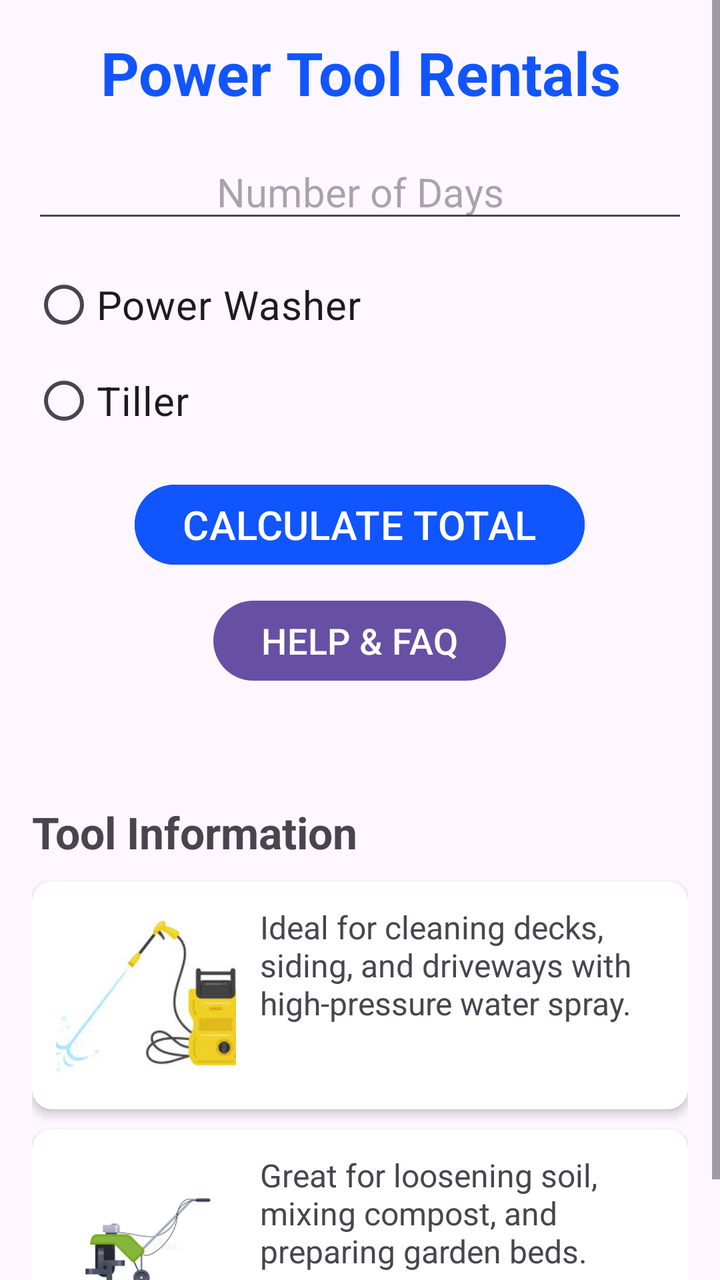
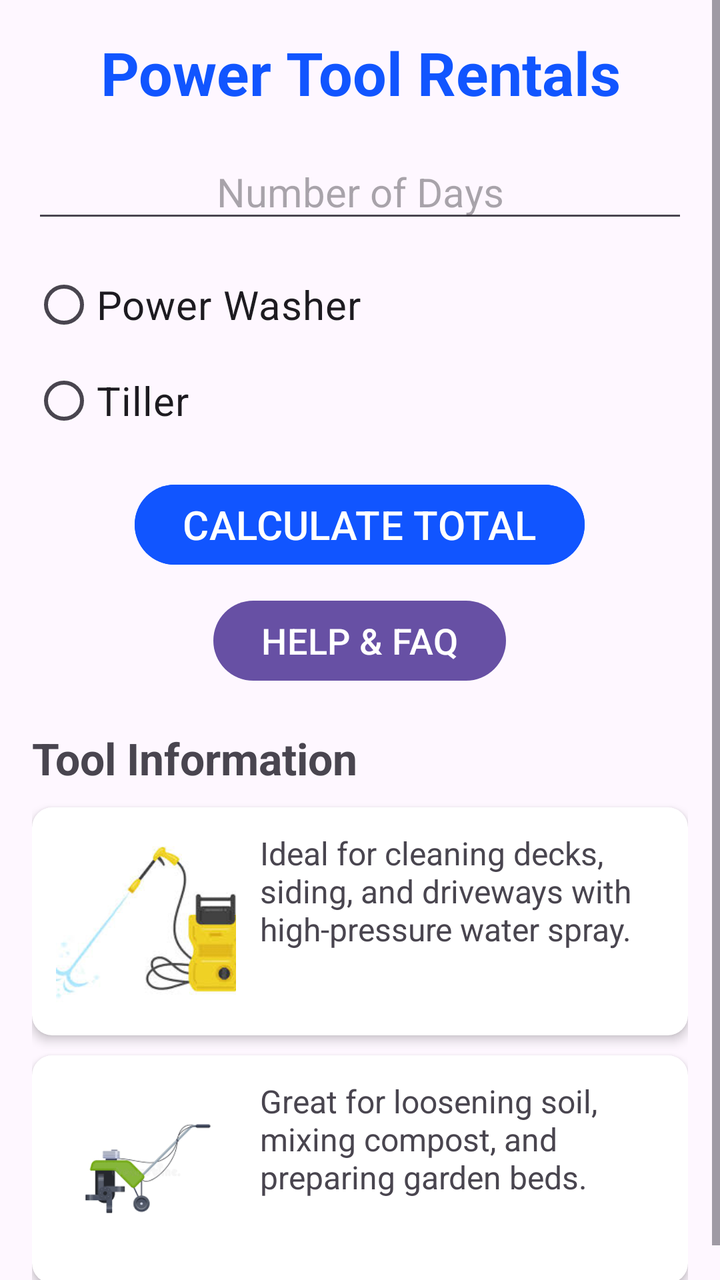

Two renders of the same Android screen: before a commit and after it. Below are the layout's source before the change and the commit's diff.
<!-- AndroidManifest.xml: application theme Theme.PowerToolRental -->
<!-- res/layout/activity_main.xml -->
<?xml version="1.0" encoding="utf-8"?>
<ScrollView xmlns:android="http://schemas.android.com/apk/res/android"
    xmlns:app="http://schemas.android.com/apk/res-auto"
    xmlns:tools="http://schemas.android.com/tools"
    android:layout_width="match_parent"
    android:layout_height="match_parent"
    tools:context=".MainActivity">

    <LinearLayout
        android:id="@+id/main"
        android:layout_width="match_parent"
        android:layout_height="wrap_content"
        android:orientation="vertical"
        android:padding="16dp">

        <TextView
            android:id="@+id/tvTitle"
            android:layout_width="match_parent"
            android:layout_height="wrap_content"
            android:gravity="center"
            android:text="@string/tvTitle"
            android:textColor="#1155FF"
            android:textSize="30sp"
            android:textStyle="bold" />

        <EditText
            android:id="@+id/tvDays"
            android:layout_width="match_parent"
            android:layout_height="wrap_content"
            android:layout_marginTop="16dp"
            android:ems="10"
            android:gravity="center"
            android:hint="@string/hint"
            android:inputType="number"
            android:textSize="20sp" />

        <RadioGroup
            android:id="@+id/rgTools"
            android:layout_width="match_parent"
            android:layout_height="wrap_content"
            android:layout_marginTop="12dp">

            <RadioButton
                android:id="@+id/rbWasher"
                android:layout_width="match_parent"
                android:layout_height="wrap_content"
                android:text="@string/rbWasher"
                android:textSize="20sp" />

            <RadioButton
                android:id="@+id/rbTiller"
                android:layout_width="match_parent"
                android:layout_height="wrap_content"
                android:text="@string/rbTiller"
                android:textSize="20sp" />
        </RadioGroup>

        <Button
            android:id="@+id/btCalculate"
            android:layout_width="wrap_content"
            android:layout_height="wrap_content"
            android:layout_gravity="center_horizontal"
            android:layout_marginTop="14dp"
            android:backgroundTint="#1155FF"
            android:text="@string/btCalculate"
            android:textSize="20sp" />

        <Button
            android:id="@+id/btHelp"
            android:layout_width="wrap_content"
            android:layout_height="wrap_content"
            android:layout_gravity="center_horizontal"
            android:layout_marginTop="10dp"
            android:text="@string/btHelp"
            android:textSize="18sp" />

        <TextView
            android:id="@+id/tvResult"
            android:layout_width="match_parent"
            android:layout_height="wrap_content"
            android:layout_marginTop="10dp"
            android:gravity="center"
            android:textColor="#1155FF"
            android:textSize="20sp" />

        <TextView
            android:id="@+id/tvToolInfoTitle"
            android:layout_width="match_parent"
            android:layout_height="wrap_content"
            android:layout_marginTop="20dp"
            android:text="@string/tool_info_title"
            android:textSize="22sp"
            android:textStyle="bold" />

        <androidx.cardview.widget.CardView
            android:layout_width="match_parent"
            android:layout_height="wrap_content"
            android:layout_marginTop="10dp"
            app:cardCornerRadius="10dp"
            app:cardElevation="3dp">

            <LinearLayout
                android:layout_width="match_parent"
                android:layout_height="wrap_content"
                android:orientation="horizontal"
                android:padding="12dp">

                <ImageView
                    android:id="@+id/ivWasher"
                    android:layout_width="90dp"
                    android:layout_height="90dp"
                    android:contentDescription="@string/washer_image_desc"
                    android:scaleType="centerCrop"
                    android:src="@drawable/power_washer" />

                <TextView
                    android:id="@+id/tvWasherInfo"
                    android:layout_width="0dp"
                    android:layout_height="wrap_content"
                    android:layout_marginStart="12dp"
                    android:layout_weight="1"
                    android:text="@string/washer_description"
                    android:textSize="16sp" />
            </LinearLayout>
        </androidx.cardview.widget.CardView>

        <androidx.cardview.widget.CardView
            android:layout_width="match_parent"
            android:layout_height="wrap_content"
            android:layout_marginTop="10dp"
            app:cardCornerRadius="10dp"
            app:cardElevation="3dp">

            <LinearLayout
                android:layout_width="match_parent"
                android:layout_height="wrap_content"
                android:orientation="horizontal"
                android:padding="12dp">

                <ImageView
                    android:id="@+id/ivTiller"
                    android:layout_width="90dp"
                    android:layout_height="90dp"
                    android:contentDescription="@string/tiller_image_desc"
                    android:scaleType="centerCrop"
                    android:src="@drawable/garden_tiller" />

                <TextView
                    android:id="@+id/tvTillerInfo"
                    android:layout_width="0dp"
                    android:layout_height="wrap_content"
                    android:layout_marginStart="12dp"
                    android:layout_weight="1"
                    android:text="@string/tiller_description"
                    android:textSize="16sp" />
            </LinearLayout>
        </androidx.cardview.widget.CardView>

    </LinearLayout>
</ScrollView>
<!-- resources referenced by this layout -->
<resources>
  <!-- drawable garden_tiller: png bitmap (drawable, 3427 bytes) -->
  <!-- drawable power_washer: png bitmap (drawable, 5283 bytes) -->
  <string name="btCalculate">CALCULATE TOTAL</string>
  <string name="btHelp">HELP &amp; FAQ</string>
  <string name="hint">Number of Days</string>
  <string name="rbTiller">Tiller</string>
  <string name="rbWasher">Power Washer</string>
  <string name="tiller_description">Great for loosening soil, mixing compost, and preparing garden beds.</string>
  <string name="tiller_image_desc">Tiller image</string>
  <string name="tool_info_title">Tool Information</string>
  <string name="tvTitle">Power Tool Rentals</string>
  <string name="washer_description">Ideal for cleaning decks, siding, and driveways with high-pressure water spray.</string>
  <string name="washer_image_desc">Power washer image</string>
  <style name="Theme.PowerToolRental" parent="Base.Theme.PowerToolRental" />
  <style name="Base.Theme.PowerToolRental" parent="Theme.Material3.DayNight">
          
          
      </style>
</resources>

<!-- the commit's change to res/layout/activity_main.xml (unified diff, before → after) -->
@@ -75,15 +75,6 @@
             android:textSize="18sp" />
 
         <TextView
-            android:id="@+id/tvResult"
-            android:layout_width="match_parent"
-            android:layout_height="wrap_content"
-            android:layout_marginTop="10dp"
-            android:gravity="center"
-            android:textColor="#1155FF"
-            android:textSize="20sp" />
-
-        <TextView
             android:id="@+id/tvToolInfoTitle"
             android:layout_width="match_parent"
             android:layout_height="wrap_content"
